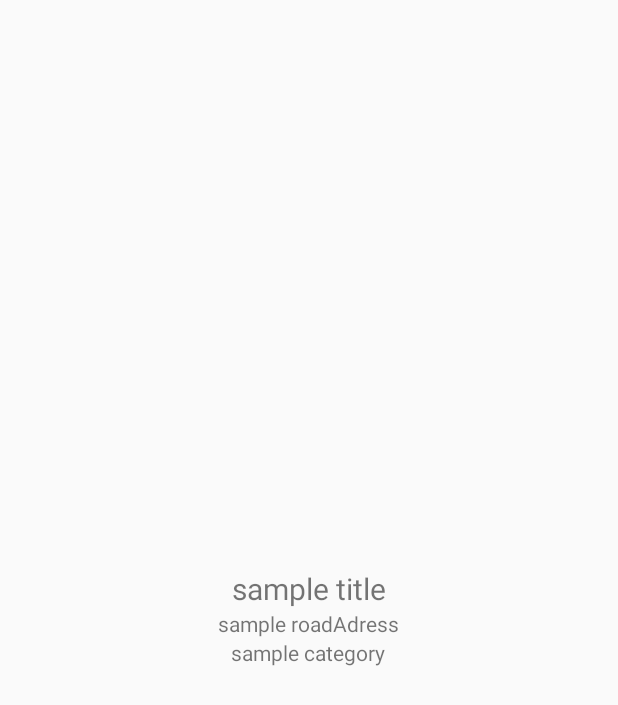
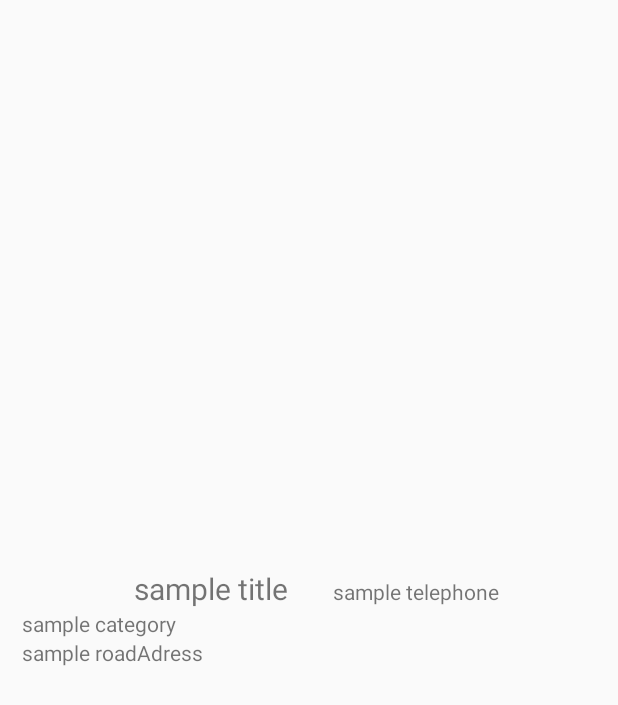
Before and after one commit to hrlee0424/FoodStreet, an Android app: the layout main_recyclerview_item.xml on its own in the app's theme, with its tools: preview values and no code run, on a phone screen of 412 x 824 dp. Shown: the top 705 px of the screen. Run offline under Robolectric (Android 15) with nearby library versions, the phone set to English and light mode, and no system bars.

Commit message:
리사이클러뷰 내용 수정

```diff
--- a/app/src/main/java/hyerim/my/foodstreet/FoodListActivity.java
+++ b/app/src/main/java/hyerim/my/foodstreet/FoodListActivity.java
@@ -62,6 +62,9 @@ public class FoodListActivity extends AppCompatActivity {
         }
     }
 
+//1.    TODO: 그리드뷰의 아이템 각 항목을 클릭 했을 떄 해당되는 아이템 네임으로 검색어가 바뀌어 리스트뷰에 띄우기.
+//2.    TODO: 리사이클러뷰의 아이템을 클릭했을 때 액티비티 화면으로 넘겨 상세정보 및 리뷰화면 띄우기.
+//3.    TODO: 리사이클러뷰의 스크롤 가능하게.
 
     //naver 지역 검색 실행.
     private AsyncTask asyncTask = new AsyncTask() {
@@ -70,8 +73,8 @@ public class FoodListActivity extends AppCompatActivity {
         protected Object doInBackground(Object[] objects) {
             String text = "";
             try {
-                text = URLEncoder.encode("광명갈비", "UTF-8");
-                String apiURL = "https://openapi.naver.com/v1/search/local.json?query=" + text ;
+                text = URLEncoder.encode("광명 일식", "UTF-8");
+                String apiURL = "https://openapi.naver.com/v1/search/local.json?query=" + text + "&start=1&display=20";
                 //+ "&start=1&display=100"
 
                 URL url = new URL(apiURL);
--- a/app/src/main/java/hyerim/my/foodstreet/adapter/MainRecyclerAdapter.java
+++ b/app/src/main/java/hyerim/my/foodstreet/adapter/MainRecyclerAdapter.java
@@ -37,6 +37,7 @@ public class MainRecyclerAdapter extends RecyclerView.Adapter<MainRecyclerAdapte
         holder.title.setText(Html.fromHtml(arrayList.get(position).title));
         holder.roadadress.setText(arrayList.get(position).address);
         holder.category.setText(arrayList.get(position).category);
+        holder.telephone.setText(arrayList.get(position).telephone);
     }
 
     @Override
@@ -46,7 +47,7 @@ public class MainRecyclerAdapter extends RecyclerView.Adapter<MainRecyclerAdapte
 
 
     class ViewHolder extends RecyclerView.ViewHolder{
-        TextView title,roadadress,category;
+        TextView title,roadadress,category, telephone;
         View.OnClickListener holderClick;
 
         public ViewHolder(@NonNull View itemView){
@@ -54,6 +55,7 @@ public class MainRecyclerAdapter extends RecyclerView.Adapter<MainRecyclerAdapte
             title  = itemView.findViewById(R.id.main_recyclerview_title);
             roadadress  = itemView.findViewById(R.id.main_recyclerview_roadadress);
             category  = itemView.findViewById(R.id.main_recyclerview_category);
+            telephone = itemView.findViewById(R.id.main_recyclerview_telephone);
         }
 
     }
--- a/app/src/main/res/layout/main_recyclerview_item.xml
+++ b/app/src/main/res/layout/main_recyclerview_item.xml
@@ -4,24 +4,43 @@
     android:layout_height="match_parent"
     android:gravity="center">
 
+<LinearLayout
+    android:layout_width="wrap_content"
+    android:layout_height="wrap_content"
+    android:orientation="horizontal">
 
     <TextView
         android:id="@+id/main_recyclerview_title"
-        android:layout_width="wrap_content"
+        android:layout_width="match_parent"
         android:layout_height="wrap_content"
         android:text="sample title"
+        android:layout_marginLeft="10dp"
         android:textSize="20sp"/>
 
     <TextView
-        android:id="@+id/main_recyclerview_roadadress"
-        android:layout_width="wrap_content"
+        android:id="@+id/main_recyclerview_telephone"
+        android:layout_width="match_parent"
         android:layout_height="wrap_content"
-        android:text="sample roadAdress"/>
+        android:layout_marginLeft="30dp"
+        android:text="sample telephone"/>
+
+
+</LinearLayout>
 
     <TextView
         android:id="@+id/main_recyclerview_category"
-        android:layout_width="wrap_content"
+        android:layout_width="match_parent"
         android:layout_height="wrap_content"
-        android:text="sample category"/>
+        android:layout_marginLeft="10dp"
+        android:text="sample category" />
+
+    <TextView
+        android:id="@+id/main_recyclerview_roadadress"
+        android:layout_width="match_parent"
+        android:layout_height="wrap_content"
+        android:layout_marginLeft="10dp"
+        android:text="sample roadAdress"/>
+
+
 
 </LinearLayout>
```
